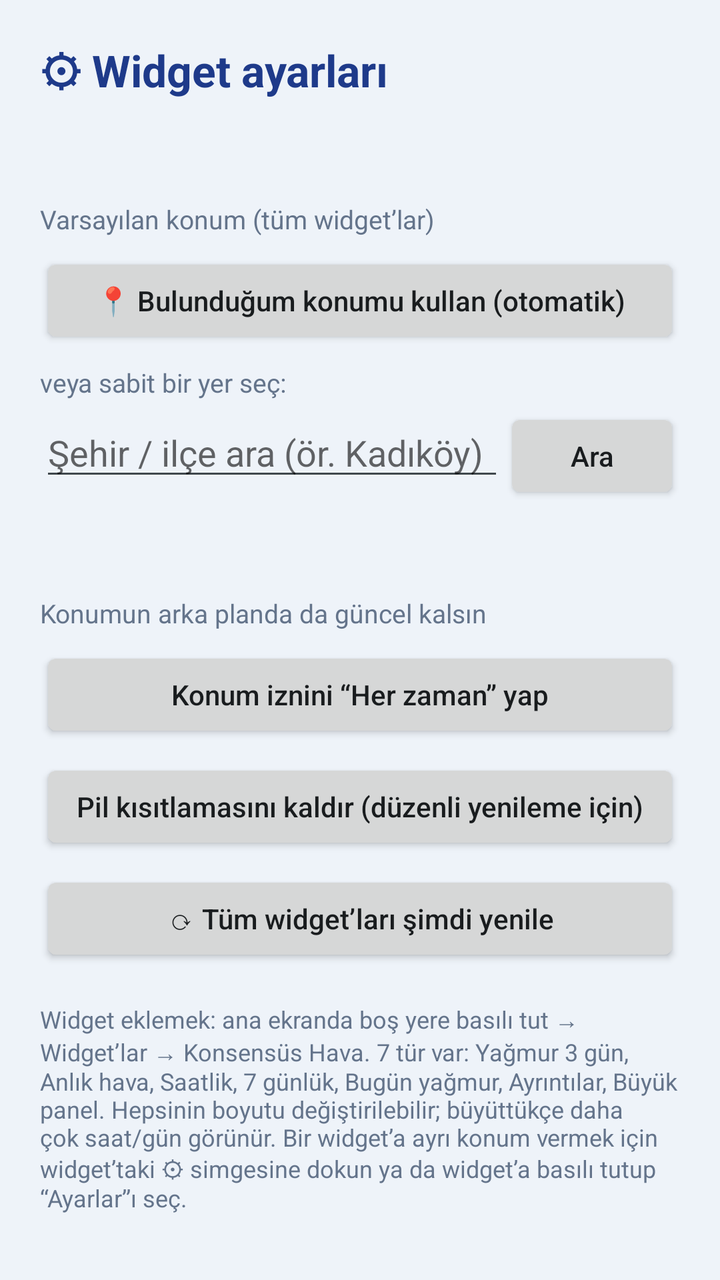
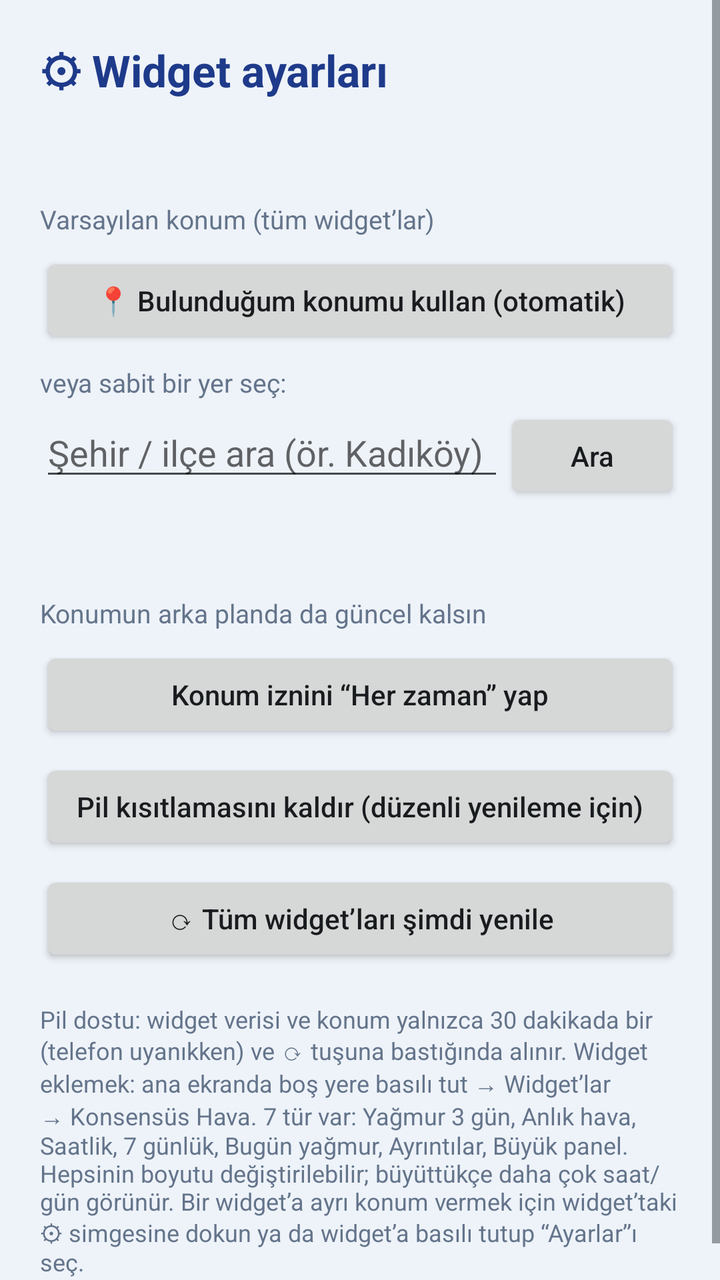

The first picture is an Android layout as it rendered before a commit; the second is the same layout after the commit. The layout source and the unified diff follow.
<!-- AndroidManifest.xml: application theme android:Theme.DeviceDefault.Light.NoActionBar -->
<!-- res/layout/activity_settings.xml -->
<?xml version="1.0" encoding="utf-8"?>
<ScrollView xmlns:android="http://schemas.android.com/apk/res/android" android:layout_width="match_parent" android:layout_height="match_parent" android:background="#EEF3F9" android:fitsSystemWindows="true">
<LinearLayout android:layout_width="match_parent" android:layout_height="wrap_content" android:orientation="vertical" android:padding="20dp">
<TextView android:id="@+id/title" android:layout_width="match_parent" android:layout_height="wrap_content" android:layout_marginTop="0dp" android:text="⚙ Widget ayarları" android:textSize="22sp" android:textColor="#1E3A8A" android:textStyle="bold" />
<TextView android:id="@+id/current" android:layout_width="match_parent" android:layout_height="wrap_content" android:layout_marginTop="14dp" android:text="" android:textSize="15sp" android:textColor="#0F172A" android:textStyle="bold" />
<TextView android:id="@+id/l1" android:layout_width="match_parent" android:layout_height="wrap_content" android:layout_marginTop="16dp" android:text="Varsayılan konum (tüm widget’lar)" android:textSize="13sp" android:textColor="#64748B" />
<Button android:id="@+id/auto" android:layout_width="match_parent" android:layout_height="wrap_content" android:layout_marginTop="8dp" android:text="📍 Bulunduğum konumu kullan (otomatik)" android:textAllCaps="false" />
<TextView android:id="@+id/l2" android:layout_width="match_parent" android:layout_height="wrap_content" android:layout_marginTop="8dp" android:text="veya sabit bir yer seç:" android:textSize="13sp" android:textColor="#64748B" />
<LinearLayout android:layout_width="match_parent" android:layout_height="wrap_content" android:orientation="horizontal" android:layout_marginTop="4dp">
    <EditText android:id="@+id/query" android:layout_width="0dp" android:layout_weight="1" android:layout_height="wrap_content" android:hint="Şehir / ilçe ara (ör. Kadıköy)" android:inputType="text" android:imeOptions="actionSearch" />
    <Button android:id="@+id/search" android:layout_width="wrap_content" android:layout_height="wrap_content" android:text="Ara" android:textAllCaps="false" />
</LinearLayout>
<LinearLayout android:id="@+id/results" android:layout_width="match_parent" android:layout_height="wrap_content" android:orientation="vertical" />
<TextView android:id="@+id/msg" android:layout_width="match_parent" android:layout_height="wrap_content" android:layout_marginTop="10dp" android:text="" android:textSize="13sp" android:textColor="#B45309" />
<TextView android:id="@+id/l3" android:layout_width="match_parent" android:layout_height="wrap_content" android:layout_marginTop="18dp" android:text="Konumun arka planda da güncel kalsın" android:textSize="13sp" android:textColor="#64748B" />
<Button android:id="@+id/bg" android:layout_width="match_parent" android:layout_height="wrap_content" android:layout_marginTop="8dp" android:text="Konum iznini “Her zaman” yap" android:textAllCaps="false" />
<Button android:id="@+id/battery" android:layout_width="match_parent" android:layout_height="wrap_content" android:layout_marginTop="8dp" android:text="Pil kısıtlamasını kaldır (düzenli yenileme için)" android:textAllCaps="false" />
<Button android:id="@+id/refresh" android:layout_width="match_parent" android:layout_height="wrap_content" android:layout_marginTop="8dp" android:text="⟳ Tüm widget’ları şimdi yenile" android:textAllCaps="false" />
<TextView android:id="@+id/help" android:layout_width="match_parent" android:layout_height="wrap_content" android:layout_marginTop="18dp" android:text="Widget eklemek: ana ekranda boş yere basılı tut → Widget’lar → Konsensüs Hava. 7 tür var: Yağmur 3 gün, Anlık hava, Saatlik, 7 günlük, Bugün yağmur, Ayrıntılar, Büyük panel. Hepsinin boyutu değiştirilebilir; büyüttükçe daha çok saat/gün görünür. Bir widget’a ayrı konum vermek için widget’taki ⚙ simgesine dokun ya da widget’a basılı tutup “Ayarlar”ı seç." android:textSize="12sp" android:textColor="#64748B" />
</LinearLayout>
</ScrollView>
<!-- resources referenced by this layout -->
<resources>

</resources>

<!-- the commit's change to res/layout/activity_settings.xml (unified diff, before → after) -->
@@ -16,6 +16,6 @@
 <Button android:id="@+id/bg" android:layout_width="match_parent" android:layout_height="wrap_content" android:layout_marginTop="8dp" android:text="Konum iznini “Her zaman” yap" android:textAllCaps="false" />
 <Button android:id="@+id/battery" android:layout_width="match_parent" android:layout_height="wrap_content" android:layout_marginTop="8dp" android:text="Pil kısıtlamasını kaldır (düzenli yenileme için)" android:textAllCaps="false" />
 <Button android:id="@+id/refresh" android:layout_width="match_parent" android:layout_height="wrap_content" android:layout_marginTop="8dp" android:text="⟳ Tüm widget’ları şimdi yenile" android:textAllCaps="false" />
-<TextView android:id="@+id/help" android:layout_width="match_parent" android:layout_height="wrap_content" android:layout_marginTop="18dp" android:text="Widget eklemek: ana ekranda boş yere basılı tut → Widget’lar → Konsensüs Hava. 7 tür var: Yağmur 3 gün, Anlık hava, Saatlik, 7 günlük, Bugün yağmur, Ayrıntılar, Büyük panel. Hepsinin boyutu değiştirilebilir; büyüttükçe daha çok saat/gün görünür. Bir widget’a ayrı konum vermek için widget’taki ⚙ simgesine dokun ya da widget’a basılı tutup “Ayarlar”ı seç." android:textSize="12sp" android:textColor="#64748B" />
+<TextView android:id="@+id/help" android:layout_width="match_parent" android:layout_height="wrap_content" android:layout_marginTop="18dp" android:text="Pil dostu: widget verisi ve konum yalnızca 30 dakikada bir (telefon uyanıkken) ve ⟳ tuşuna bastığında alınır. Widget eklemek: ana ekranda boş yere basılı tut → Widget’lar → Konsensüs Hava. 7 tür var: Yağmur 3 gün, Anlık hava, Saatlik, 7 günlük, Bugün yağmur, Ayrıntılar, Büyük panel. Hepsinin boyutu değiştirilebilir; büyüttükçe daha çok saat/gün görünür. Bir widget’a ayrı konum vermek için widget’taki ⚙ simgesine dokun ya da widget’a basılı tutup “Ayarlar”ı seç." android:textSize="12sp" android:textColor="#64748B" />
 </LinearLayout>
 </ScrollView>
